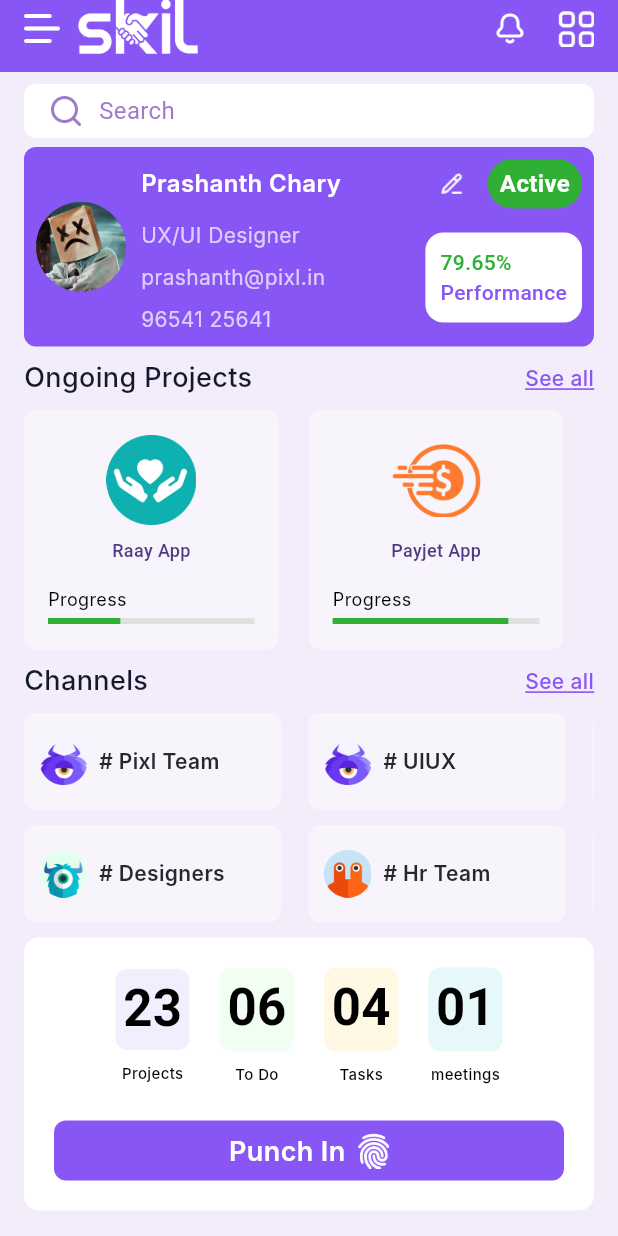
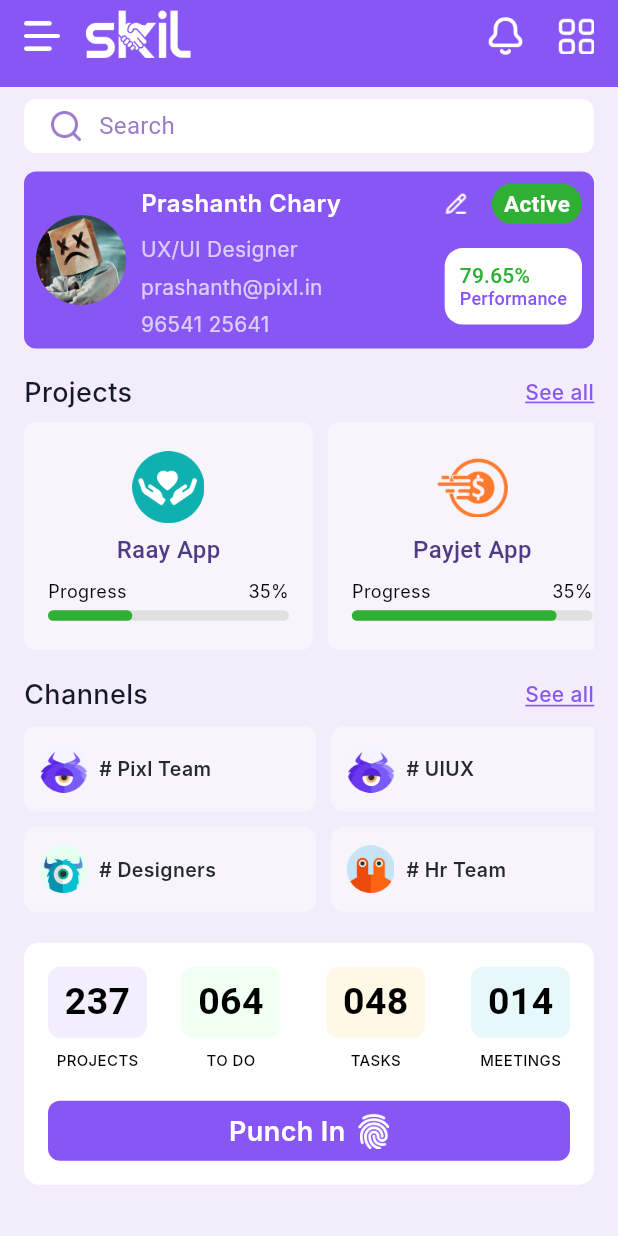
Before and after one commit to SaicharanGattu02/skill, a Flutter app: the screen it shows after launch, on a phone screen of 412 x 824 dp. Run offline on Flutter 3.47's test engine with Material 3 defaults, Android fonts, the phone set to English and light mode, and no system bars; Roboto replaces fonts that are missing (Inter, Nunito, Sarabun).

Commit message:
committed by varun at office 10:14 am 20-09-2024

```diff
--- a/lib/screens/dashboard.dart
+++ b/lib/screens/dashboard.dart
@@ -1,7 +1,5 @@
 import 'package:flutter/cupertino.dart';
 import 'package:flutter/material.dart';
-
-import 'Notifications.dart';
 
 class Dashboard extends StatefulWidget {
   Dashboard({super.key});
@@ -69,21 +67,19 @@
         actions: <Widget>[
           Container()
         ], // this will hide endDrawer hamburger icon
-        toolbarHeight: 48,
+        toolbarHeight: 58,
         backgroundColor: const Color(0xff8856F4),
         title: Padding(
-          padding: const EdgeInsets.only( bottom: 10),
+          padding: const EdgeInsets.only(bottom: 10),
           child: Row(
             children: [
-              InkWell(
+              InkResponse(
                 onTap: () {
                   _scaffoldKey.currentState?.openDrawer();
                 },
-
                 child: Image.asset(
                   "assets/menu.png",
                   width: 24,
-                  height: 24,
                   fit: BoxFit.contain,
                 ),
               ),
@@ -91,21 +87,17 @@
               Image.asset(
                 "assets/skillLogo.png",
                 width: 80,
-                height: 40,
+                height: 35,
                 fit: BoxFit.contain,
               ),
               const Spacer(),
               Row(
                 children: [
-                  InkWell(onTap: (){
-                    Navigator.push(context, MaterialPageRoute(builder: (context)=>Notifications()));
-                  },
-                    child: Image.asset(
+                  Image.asset(
                     "assets/notify.png",
-                      width: 24,
-                      height: 24,
+                    width: 30,
+                    height: 30,
                     fit: BoxFit.contain,
-                    ),
                   ),
                   const SizedBox(width: 20),
                   InkWell(
@@ -159,7 +151,9 @@
                   ],
                 ),
               ),
-              const SizedBox(height: 6),
+              SizedBox(
+                height: w*0.03,
+              ),
               // User Info Container
               Container(
                 padding: const EdgeInsets.all(8),
@@ -209,7 +203,7 @@
                                   const SizedBox(width: 15),
                                   Container(
                                     padding: const EdgeInsets.symmetric(
-                                        horizontal: 8, vertical: 5),
+                                        horizontal: 8, vertical: 3),
                                     decoration: BoxDecoration(
                                       color: const Color(0xff2FB035),
                                       borderRadius: BorderRadius.circular(100),
@@ -218,8 +212,8 @@
                                       "Active",
                                       style: TextStyle(
                                           color: Color(0xffFFFFFF),
-                                          fontWeight: FontWeight.w700,
-                                          fontSize: 16,
+                                          fontWeight: FontWeight.w600,
+                                          fontSize: 15,
                                           overflow: TextOverflow.ellipsis,
                                           fontFamily: "Nunito"),
                                     ),
@@ -243,6 +237,8 @@
                                                   .withOpacity(0.7),
                                               fontWeight: FontWeight.w400,
                                               fontSize: 14,
+                                              height: 1.21,
+                                              letterSpacing: 0.14,
                                               overflow: TextOverflow.ellipsis,
                                               fontFamily: "Inter"),
                                         ),
@@ -254,6 +250,8 @@
                                                   .withOpacity(0.7),
                                               fontWeight: FontWeight.w400,
                                               fontSize: 14,
+                                              height: 1.21,
+                                              letterSpacing: 0.14,
                                               overflow: TextOverflow.ellipsis,
                                               fontFamily: "Inter"),
                                         ),
@@ -265,6 +263,8 @@
                                                   .withOpacity(0.7),
                                               fontWeight: FontWeight.w400,
                                               fontSize: 14,
+                                              height: 1.21,
+                                              letterSpacing: 0.14,
                                               overflow: TextOverflow.ellipsis,
                                               fontFamily: "Inter"),
                                         ),
@@ -289,6 +289,8 @@
                                               color: Color(0xff2FB035),
                                               fontWeight: FontWeight.w500,
                                               fontSize: 14,
+                                              height: 1.21,
+                                              letterSpacing: 0.14,
                                               overflow: TextOverflow.ellipsis,
                                               fontFamily: "Nunito"),
                                         ),
@@ -297,7 +299,9 @@
                                           style: TextStyle(
                                               color: Color(0xff8856F4),
                                               fontWeight: FontWeight.w500,
-                                              fontSize: 14,
+                                              fontSize: 12,
+                                              height: 1.2,
+                                              letterSpacing: 0.14,
                                               overflow: TextOverflow.ellipsis,
                                               fontFamily: "Nunito"),
                                         ),
@@ -314,15 +318,18 @@
                   ],
                 ),
               ),
-              const SizedBox(height: 8),
+              SizedBox(
+                height: w*0.04,
+              ),
               Row(
                 children: [
                   const Text(
-                    "Ongoing Projects",
+                    "Projects",
                     style: TextStyle(
                         color: Color(0xff16192C),
                         fontWeight: FontWeight.w500,
                         fontSize: 18,
+                        height: 24.48/18,
                         fontFamily: "Inter"),
                   ),
                   const Spacer(),
@@ -332,28 +339,31 @@
                         color: Color(0xff8856F4),
                         fontWeight: FontWeight.w500,
                         fontSize: 14,
+                        height: 16.94/14,
                         decoration: TextDecoration.underline,
                         decorationColor: Color(0xff8856F4),
                         fontFamily: "Inter"),
                   ),
                 ],
               ),
-              const SizedBox(height: 8),
               SizedBox(
-                height: 160, // Adjust height to fit your design
+                height: w*0.02,
+              ),
+              SizedBox(
+                height: w*0.37,
                 child: GridView.builder(
                   scrollDirection: Axis.horizontal,
                   itemCount: items1.length,
                   gridDelegate: SliverGridDelegateWithFixedCrossAxisCount(
                     crossAxisCount: 1, // Two items per row
-                    childAspectRatio: 0.9, // Adjust this ratio to fit your design
-                    mainAxisSpacing: 12, // Space between items horizontally
+                    childAspectRatio:0.76, // Adjust this ratio to fit your design
+                    mainAxisSpacing: 2, // Space between items horizontally
                   ),
                   itemBuilder: (context, index) {
                     return Padding(
                       padding: const EdgeInsets.only(right: 8),
                       child: Container(
-                        padding: const EdgeInsets.all(16),
+                        padding: const EdgeInsets.only(left: 16,right: 16,top: 10,bottom: 10),
                         decoration: BoxDecoration(
                           color: const Color(0xffF7F4FC),
                           borderRadius: BorderRadius.circular(8),
@@ -364,8 +374,8 @@
                             // Center Image
                             Image.asset(
                               items1[index]['image']!,
-                              width: 60,
-                              height: 60,
+                              width: 48,
+                              height: 48,
                               fit: BoxFit.contain,
                             ),
                             const SizedBox(height: 8),
@@ -375,13 +385,17 @@
                               style: const TextStyle(
                                   color: Color(0xff4F3A84),
                                   fontWeight: FontWeight.w500,
-                                  fontSize: 12,
+                                  fontSize: 16,
+                                  height: 19.36/16,
                                   overflow: TextOverflow.ellipsis,
                                   fontFamily: "Nunito"),
                             ),
-                            const SizedBox(height: 16),
+                            const SizedBox(height: 10),
                             Column(
                               crossAxisAlignment: CrossAxisAlignment.start,
+                              children: [
+                                Row(
+                                  mainAxisAlignment: MainAxisAlignment.spaceBetween,
                                   children: [
                                     Text(
                                       "Progress",
@@ -389,12 +403,26 @@
                                           color: Color(0xff000000),
                                           fontWeight: FontWeight.w400,
                                           fontSize: 12,
+                                          height: 14.52/12,
                                           fontFamily: "Inter"),
                                     ),
+                                    Text(
+                                      "35%",
+                                      style: TextStyle(
+                                          color: Color(0xff000000),
+                                          fontWeight: FontWeight.w400,
+                                          fontSize: 12,
+                                          fontFamily: "Inter"),
+                                    ),
+                                  ],
+                                ),
+
                                 const SizedBox(height: 4),
                                 LinearProgressIndicator(
                                   value: double.parse(items1[index]['value']!),
+                                  minHeight: 7,
                                   backgroundColor: const Color(0xffE0E0E0),
+                                  borderRadius: BorderRadius.circular(20),
                                   color: const Color(0xff2FB035),
                                 ),
                               ],
@@ -406,7 +434,9 @@
                   },
                 ),
               ),
-              const SizedBox(height: 8),
+              SizedBox(
+                height: w*0.04,
+              ),
               Row(
                 children: [
                   const Text(
@@ -432,19 +462,18 @@
               ),
 
               SizedBox(
-                height: 8,
+                height: w*0.02,
               ),
               SizedBox(
-                height: 140, // Adjust the height to fit your design
+                height: w*0.3,
                 child: GridView.builder(
                   scrollDirection:
                   Axis.horizontal, // Changed to vertical to display in rows
                   gridDelegate: SliverGridDelegateWithFixedCrossAxisCount(
                     crossAxisCount: 2,
                     crossAxisSpacing: 10,
-                    mainAxisSpacing: 10,
-                    childAspectRatio:
-                        0.362, // Adjust this ratio to fit your design
+                    mainAxisSpacing: 2,
+                    childAspectRatio: 0.28, // Adjust this ratio to fit your design
                   ),
                   itemCount: items.length,
                   itemBuilder: (context, index) {
@@ -472,7 +501,8 @@
                               style: const TextStyle(
                                 color: Color(0xff27272E),
                                 fontWeight: FontWeight.w600,
-                                fontSize: 14,
+                                fontSize: 13,
+                                height: 16.94/14,
                                 overflow: TextOverflow.ellipsis,
                                 fontFamily: "Inter",
                               ),
@@ -486,34 +516,36 @@
               ),
 
               SizedBox(
-                height: 10,
+                height: w*0.05,
               ),
 
               Container(
-                padding: EdgeInsets.all(20),
+                padding: EdgeInsets.all(16),
                 decoration: BoxDecoration(
                     color: Color(0xffFFFFFF),
                     borderRadius: BorderRadius.circular(10)),
                 child: Column(
                   children: [
                     Row(
-                      mainAxisAlignment: MainAxisAlignment.center,
+                      mainAxisAlignment: MainAxisAlignment.spaceBetween,
                       crossAxisAlignment: CrossAxisAlignment.center,
                       children: [
                         Column(
                           children: [
                             Container(
+                              width:w*0.16,
+                              height: w*0.115,
                               padding: EdgeInsets.only(
-                                  left: 5, right: 5, top: 2, bottom: 3),
+                                  left: 3, right: 3, top: 2, bottom: 2),
                               decoration: BoxDecoration(
                                   color: Color(0x1A8856F4),
                                   borderRadius: BorderRadius.circular(8)),
                               child: Center(
                                 child: Text(
-                                  "23",
+                                  "237",
                                   style: TextStyle(
                                       color: Color(0xff000000),
-                                      fontSize: 34,
+                                      fontSize: 25,
                                       fontWeight: FontWeight.w700,
                                       fontFamily: "Sarabun"),
                                 ),
@@ -523,7 +555,44 @@
                               height: 8,
                             ),
                             Text(
-                              "Projects",
+                              "PROJECTS",
+                              style: TextStyle(
+                                  color: Color(0xff000000),
+                                  fontSize: 10,
+                                  fontWeight: FontWeight.w500,
+                                  fontFamily: "Inter"),
+                            ),
+                          ],
+                        ),
+                        SizedBox(
+                          width: w*0.03,
+                        ),
+                        Column(
+                          children: [
+                            Container(
+                              width:w*0.16,
+                              height: w*0.115,
+                              padding: EdgeInsets.only(
+                                  left: 3, right: 3, top: 2, bottom: 2),
+                              decoration: BoxDecoration(
+                                  color: Color(0xffF1FFF3),
+                                  borderRadius: BorderRadius.circular(8)),
+                              child: Center(
+                                child: Text(
+                                  "064",
+                                  style: TextStyle(
+                                      color: Color(0xff000000),
+                                      fontSize: 25,
+                                      fontWeight: FontWeight.w700,
+                                      fontFamily: "Sarabun"),
+                                ),
+                              ),
+                            ),
+                            SizedBox(
+                              height: 8,
+                            ),
+                            Text(
+                              "TO DO",
                               style: TextStyle(
                                   color: Color(0xff000000),
                                   fontSize: 10,
@@ -538,17 +607,20 @@
                         Column(
                           children: [
                             Container(
+                              width:w*0.16,
+                              height: w*0.115,
                               padding: EdgeInsets.only(
-                                  left: 5, right: 5, top: 2, bottom: 5),
+                                  left: 3, right: 3, top: 2, bottom: 2),
                               decoration: BoxDecoration(
-                                  color: Color(0xffF1FFF3),
+                                  color: Color(0x1AFBBC04),
+
                                   borderRadius: BorderRadius.circular(8)),
                               child: Center(
                                 child: Text(
-                                  "06",
+                                  "048",
                                   style: TextStyle(
                                       color: Color(0xff000000),
-                                      fontSize: 34,
+                                      fontSize: 25,
                                       fontWeight: FontWeight.w700,
                                       fontFamily: "Sarabun"),
                                 ),
@@ -558,7 +630,7 @@
                               height: 8,
                             ),
                             Text(
-                              "To Do",
+                              "TASKS",
                               style: TextStyle(
                                   color: Color(0xff000000),
                                   fontSize: 10,
@@ -573,18 +645,20 @@
                         Column(
                           children: [
                             Container(
+                              width:w*0.16,
+                              height: w*0.115,
                               padding: EdgeInsets.only(
-                                  left: 5, right: 5, top: 2, bottom: 5),
+                                  left: 3, right: 3, top: 2, bottom: 2),
                               decoration: BoxDecoration(
-                                  color: Color(0x1AFBBC04),
+                                  color: Color(0x1A08BED0),
 
                                   borderRadius: BorderRadius.circular(8)),
                               child: Center(
                                 child: Text(
-                                  "04",
+                                  "014",
                                   style: TextStyle(
                                       color: Color(0xff000000),
-                                      fontSize: 34,
+                                      fontSize: 25,
                                       fontWeight: FontWeight.w700,
                                       fontFamily: "Sarabun"),
                                 ),
@@ -594,43 +668,7 @@
                               height: 8,
                             ),
                             Text(
-                              "Tasks",
-                              style: TextStyle(
-                                  color: Color(0xff000000),
-                                  fontSize: 10,
-                                  fontWeight: FontWeight.w500,
-                                  fontFamily: "Inter"),
-                            ),
-                          ],
-                        ),
-                        SizedBox(
-                          width: 20,
-                        ),
-                        Column(
-                          children: [
-                            Container(
-                              padding: EdgeInsets.only(
-                                  left: 5, right: 5, top: 2, bottom: 5),
-                              decoration: BoxDecoration(
-                                  color: Color(0x1A08BED0),
-
-                                  borderRadius: BorderRadius.circular(8)),
-                              child: Center(
-                                child: Text(
-                                  "01",
-                                  style: TextStyle(
-                                      color: Color(0xff000000),
-                                      fontSize: 34,
-                                      fontWeight: FontWeight.w700,
-                                      fontFamily: "Sarabun"),
-                                ),
-                              ),
-                            ),
-                            SizedBox(
-                              height: 8,
-                            ),
-                            Text(
-                              "meetings",
+                              "MEETINGS",
                               style: TextStyle(
                                   color: Color(0xff000000),
                                   fontSize: 10,
@@ -642,7 +680,7 @@
                       ],
                     ),
                     SizedBox(
-                      height: 24,
+                      height: 20,
                     ),
                     Container(
                       padding: EdgeInsets.only(top: 8, bottom: 8),
@@ -1221,13 +1259,7 @@
                     overflow: TextOverflow.ellipsis,
                     fontFamily: "Inter",
                   ),),
-                SizedBox(height: 22,),
-
-
-
-
-
-
+                SizedBox(height: 22,)
               ],
             ),
           ),
```
Lines whose indentation alone changed are shown as unchanged.
